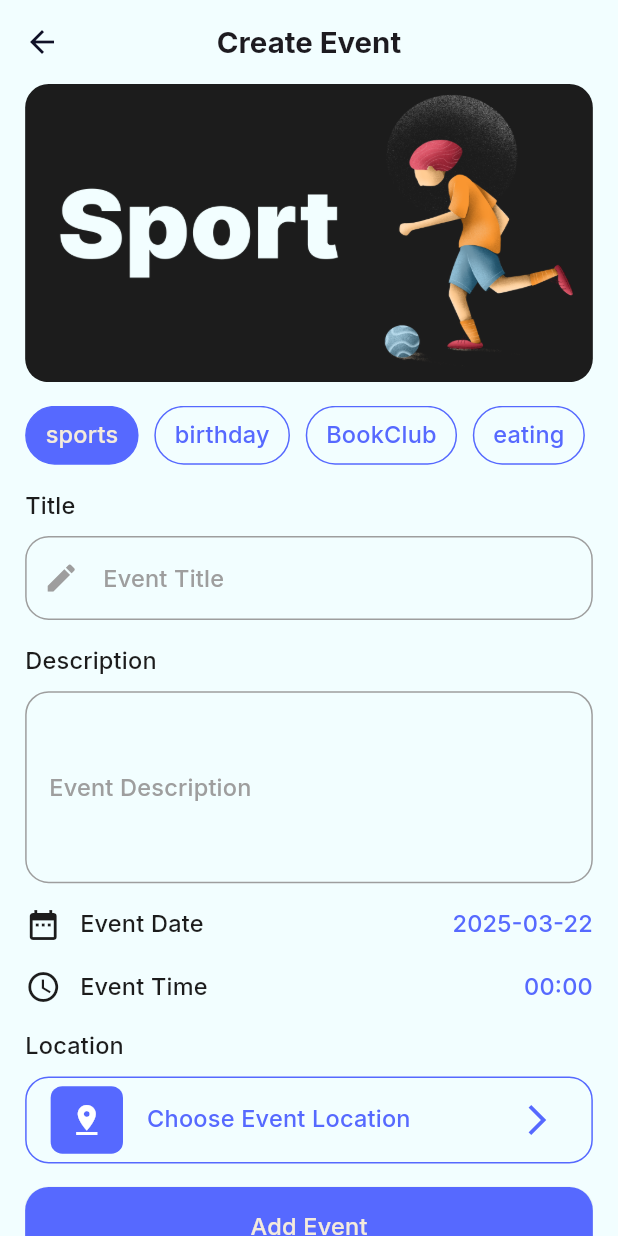
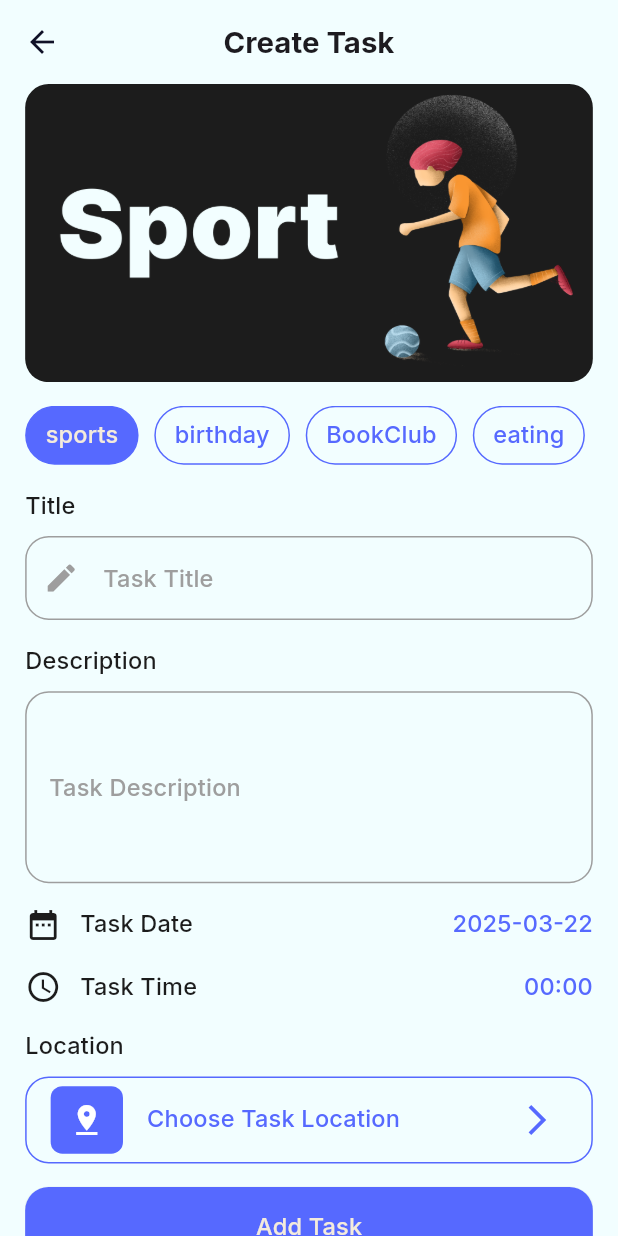
Before and after one commit to kareemezzat25/Todo, a Flutter app: the CreateEvent screen opened by its route, on a phone screen of 412 x 824 dp. Run offline on Flutter 3.47's test engine with Material 3 defaults, Android fonts, the phone set to English and light mode, and no system bars; our stand-ins replace cloud_firestore, easy_localization, firebase_auth, firebase_core, firebase_crashlytics, flutter_screenutil and 10 more; accounts and stored records are empty.

Commit message:
TaskDetails

```diff
--- a/assets/translations/ar.json
+++ b/assets/translations/ar.json
@@ -29,5 +29,19 @@
     "english": "الإنجليزية",
     "light": "فاتح",
     "dark": "داكن",
-    "welcome_back":"مرحبا بعودتك"
+    "welcome_back":"مرحبا بعودتك",
+    "task_page_title": "إنشاء مهمة",
+    "task_title": "العنوان",
+    "task_title_label": "عنوان المهمة",
+    "task_description": "الوصف",
+    "task_description_label": "وصف المهمة",
+    "task_date": "تاريخ المهمة",
+    "task_time": "وقت المهمة",
+    "task_location": "الموقع",
+    "choose_location": "اختر موقع المهمة",
+    "add_task": "إضافة مهمة",
+    "search_for_event": "ابحث عن حدث",
+    "message_went_wrong": "حدث خطأ ما",
+    "no_task_favourite": "لا توجد مهام مفضلة",
+    "task_details": "تفاصيل المهمة"
 }
--- a/assets/translations/en.json
+++ b/assets/translations/en.json
@@ -29,6 +29,20 @@
     "english":"English",
     "light":"Light",
     "dark":"Dark",
-    "welcome_back":"Welcome Back"
+    "welcome_back":"Welcome Back",
+    "task_page_title":"Create Task",
+    "task_title":"Title",
+    "task_title_label":"Task Title",
+    "task_description":"Description",
+    "task_description_label":"Task Description",
+    "task_date":"Task Date",
+    "task_time":"Task Time",
+    "task_location":"Location",
+    "choose_location":"Choose Task Location",
+    "add_task":"Add Task",
+    "search_for_event":"Search for Event",
+    "message_went_wrong":"SomeThing Went Wrong",
+    "no_task_favourite":"There Is No Task In Favourite",
+    "task_details":"Task Details"
 
 }
--- a/lib/main.dart
+++ b/lib/main.dart
@@ -10,6 +10,7 @@ import 'package:todo_app/models/theme.dart';
 import 'package:todo_app/providers/theme_provider.dart';
 import 'package:todo_app/providers/userprovider.dart';
 import 'package:todo_app/views/create_event.dart';
+import 'package:todo_app/views/eventdetails.dart';
 import 'package:todo_app/views/forgetPassword.dart';
 import 'package:todo_app/views/homeview.dart';
 import 'package:todo_app/views/introductionview.dart';
@@ -79,6 +80,7 @@ class TodoApp extends StatelessWidget {
             HomeView.routeName: (context) => HomeView(),
             ForgetPasswordView.routeName: (context) => ForgetPasswordView(),
             CreateEvent.routeName: (context) => CreateEvent(),
+            EventDetails.routeName: (context) => EventDetails()
           },
           debugShowCheckedModeBanner: false,
         );
--- a/lib/models/eventmodel.dart
+++ b/lib/models/eventmodel.dart
@@ -5,6 +5,7 @@ class EventModel {
   String category;
   int date;
   String time;
+  String location;
   bool isDone;
   String userId;
 
@@ -16,6 +17,7 @@ class EventModel {
       required this.description,
       required this.time,
       this.isDone = false,
+      this.location = "",
       required this.userId});
 
   static fromJson(Map<String, dynamic> json) {
@@ -25,6 +27,7 @@ class EventModel {
         category: json['category'],
         date: json['date'],
         description: json['description'],
+        location: json['location'],
         time: json['time'],
         isDone: json['isDone'],
         userId: json['userId']);
@@ -39,6 +42,7 @@ class EventModel {
       "date": date,
       "time": time,
       "isDone": isDone,
+      "location": location,
       "userId": userId
     };
   }
--- a/lib/views/create_event.dart
+++ b/lib/views/create_event.dart
@@ -1,19 +1,22 @@
+import 'package:easy_localization/easy_localization.dart';
 import 'package:firebase_auth/firebase_auth.dart';
-import 'package:firebase_core/firebase_core.dart';
 import 'package:flutter/material.dart';
 import 'package:flutter_screenutil/flutter_screenutil.dart';
+import 'package:geocoding/geocoding.dart';
 import 'package:provider/provider.dart';
 import 'package:todo_app/firebase/firebase_manager.dart';
 import 'package:todo_app/models/eventmodel.dart';
 import 'package:todo_app/models/theme.dart';
 import 'package:todo_app/providers/create_event_provider.dart';
 import 'package:todo_app/providers/theme_provider.dart';
+import 'package:todo_app/views/tabs/map/map_tab.dart';
 
 class CreateEvent extends StatelessWidget {
   static const String routeName = "createEvent";
   static const Color color = Color(0xFF1C1C1C);
   TextEditingController titleController = TextEditingController();
   TextEditingController descriptionController = TextEditingController();
+  Placemark? locationSelected;
   CreateEvent({super.key});
 
   @override
@@ -25,7 +28,7 @@ class CreateEvent extends StatelessWidget {
         var themeProvider = Provider.of<ThemeProvider>(context);
         return Scaffold(
             appBar: AppBar(
-              title: const Text("Create Event"),
+              title: Text("task_page_title".tr()),
             ),
             body: Padding(
               padding: EdgeInsets.symmetric(horizontal: 16.w),
@@ -87,7 +90,7 @@ class CreateEvent extends StatelessWidget {
                     SizedBox(
                       height: 16.h,
                     ),
-                    Text("Title",
+                    Text("task_title".tr(),
                         style: Theme.of(context)
                             .textTheme
                             .titleMedium!
@@ -108,7 +111,7 @@ class CreateEvent extends StatelessWidget {
                                 ? MyThemeData.secondaryColorDark
                                 : Theme.of(context).focusColor,
                           ),
-                          labelText: "Event Title",
+                          labelText: "task_title_label".tr(),
                           labelStyle: Theme.of(context)
                               .textTheme
                               .titleMedium!
@@ -134,7 +137,7 @@ class CreateEvent extends StatelessWidget {
                       height: 16.h,
                     ),
                     Text(
-                      "Description",
+                      "task_description".tr(),
                       style: Theme.of(context).textTheme.titleMedium!.copyWith(
                           color: themeProvider.themeMode == ThemeMode.dark
                               ? MyThemeData.secondaryColorDark
@@ -148,7 +151,7 @@ class CreateEvent extends StatelessWidget {
                       controller: descriptionController,
                       style: Theme.of(context).textTheme.titleMedium,
                       decoration: InputDecoration(
-                          labelText: "Event Description",
+                          labelText: "task_description_label".tr(),
                           labelStyle: Theme.of(context)
                               .textTheme
                               .titleMedium!
@@ -185,7 +188,7 @@ class CreateEvent extends StatelessWidget {
                           width: 12.w,
                         ),
                         Text(
-                          "Event Date",
+                          "task_date".tr(),
                           style: Theme.of(context)
                               .textTheme
                               .titleMedium!
@@ -230,7 +233,7 @@ class CreateEvent extends StatelessWidget {
                           width: 12.w,
                         ),
                         Text(
-                          "Event Time",
+                          "task_time".tr(),
                           style: Theme.of(context)
                               .textTheme
                               .titleMedium!
@@ -263,7 +266,7 @@ class CreateEvent extends StatelessWidget {
                       height: 16.h,
                     ),
                     Text(
-                      "Location",
+                      "task_location".tr(),
                       style: Theme.of(context).textTheme.titleMedium!.copyWith(
                           color: themeProvider.themeMode == ThemeMode.dark
                               ? MyThemeData.secondaryColorDark
@@ -272,7 +275,14 @@ class CreateEvent extends StatelessWidget {
                     SizedBox(
                       height: 8.h,
                     ),
-                    ListTile(
+                    InkWell(
+                      onTap: () async {
+                        /* Placemark? selectedLocation = await Navigator.push(
+                            context,
+                            MaterialPageRoute(builder: (context) => MapTab()));
+                        locationSelected = selectedLocation;*/
+                      },
+                      child: ListTile(
                         shape: RoundedRectangleBorder(
                             borderRadius: BorderRadius.circular(16.r),
                             side: const BorderSide(
@@ -280,19 +290,25 @@ class CreateEvent extends StatelessWidget {
                         leading: Container(
                           width: 46.w,
                           height: 46.h,
-                        child: const Icon(Icons.pin_drop, color: Colors.white),
                           decoration: BoxDecoration(
                               borderRadius: BorderRadius.circular(8.r),
                               color: MyThemeData.primarycolorlight),
+                          child:
+                              const Icon(Icons.pin_drop, color: Colors.white),
                         ),
                         title: Text(
-                        "Choose Event Location",
+                          "choose_location".tr()
+                          /* locationSelected == null
+                              ? "choose_location".tr()
+                              : locationSelected!.country ?? "unknown"*/
+                          ,
                           style: Theme.of(context).textTheme.titleMedium,
                         ),
                         trailing: const Icon(
                           Icons.arrow_forward_ios,
                           size: 24,
                           color: MyThemeData.primarycolorlight,
+                        ),
                       ),
                     ),
                     SizedBox(
@@ -330,7 +346,7 @@ class CreateEvent extends StatelessWidget {
                                 borderRadius: BorderRadius.circular(16.r)),
                             backgroundColor: MyThemeData.primarycolorlight),
                         child: Text(
-                          "Add Event",
+                          "add_task".tr(),
                           style: Theme.of(context)
                               .textTheme
                               .titleMedium!
--- a/lib/views/tabs/favourite_tab.dart
+++ b/lib/views/tabs/favourite_tab.dart
@@ -1,4 +1,5 @@
 import 'package:cloud_firestore/cloud_firestore.dart';
+import 'package:easy_localization/easy_localization.dart';
 import 'package:flutter/material.dart';
 import 'package:flutter_screenutil/flutter_screenutil.dart';
 import 'package:todo_app/firebase/firebase_manager.dart';
@@ -50,7 +51,7 @@ class _FavouriteTabState extends State<FavouriteTab> {
                       .textTheme
                       .titleLarge!
                       .copyWith(fontSize: 14),
-                  labelText: "Search for Event",
+                  labelText: "search_for_event".tr(),
                   border: OutlineInputBorder(
                       borderRadius: BorderRadius.circular(16.r),
                       borderSide:
@@ -80,7 +81,7 @@ class _FavouriteTabState extends State<FavouriteTab> {
                   if (snapshot.hasError) {
                     return Text(
                       textAlign: TextAlign.center,
-                      "SomeThing Went Wrong",
+                      "message_went_wrong".tr(),
                       style: Theme.of(context).textTheme.titleMedium,
                     );
                   }
@@ -88,7 +89,7 @@ class _FavouriteTabState extends State<FavouriteTab> {
                   if (length == 0) {
                     return Text(
                       textAlign: TextAlign.center,
-                      "There is No Task in Favourite",
+                      "no_task_favourite".tr(),
                       style: Theme.of(context).textTheme.titleMedium,
                     );
                   }
```
Also changed, not shown: lib/views/eventdetails.dart (added, +192 -0 lines), lib/views/tabs/map/map_tab.dart (+29 -12 lines), lib/widgets/taskitem.dart (+10 -2 lines). Lines whose indentation alone changed are shown as unchanged.
